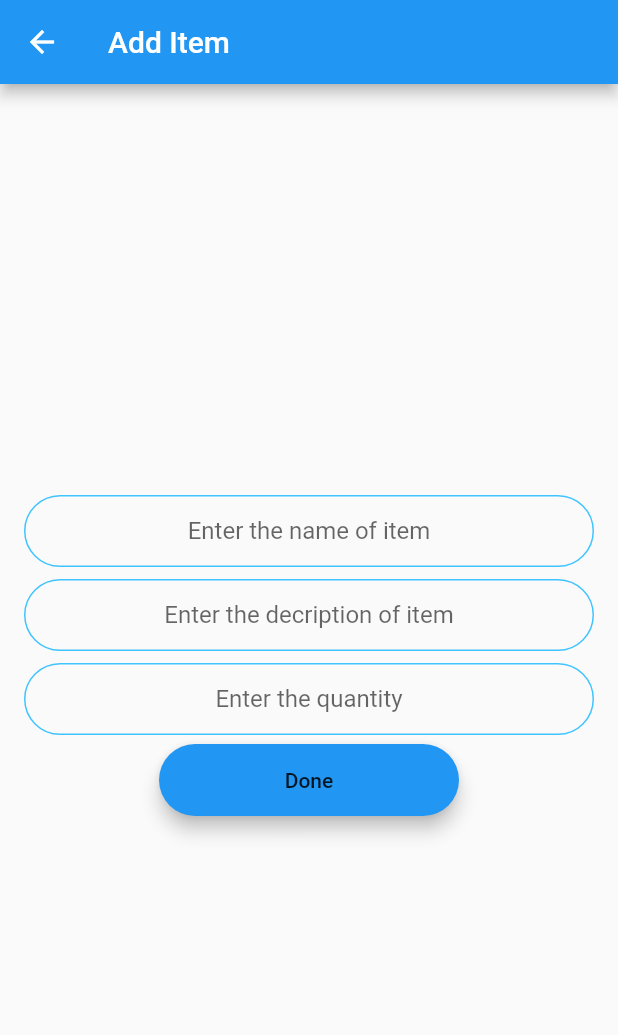
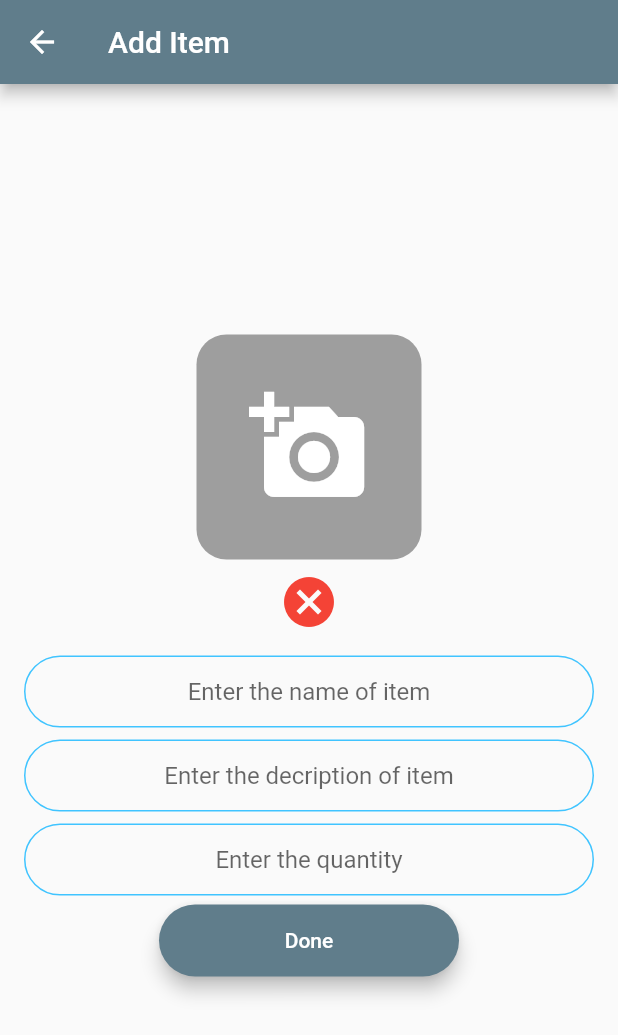
Before and after one commit to araval11/stock_management, a Flutter app: the AddItem screen opened directly with empty values, after a tap on "Done", after a tap on the "add" icon, on a phone screen of 412 x 824 dp. Shown: the top 1035 px of the screen. Run offline on Flutter 3.47's test engine with Material 2 defaults, Android fonts, the phone set to English and light mode, and no system bars; our stand-ins replace bloc, cloud_firestore, equatable, firebase_auth, firebase_core, flutter_bloc and 4 more; accounts and stored records are empty.

Commit message:
image picker is done

```diff
--- a/lib/bloc/statemanagement_bloc.dart
+++ b/lib/bloc/statemanagement_bloc.dart
@@ -1,4 +1,5 @@
 import 'package:bloc/bloc.dart';
+import 'package:cloud_firestore/cloud_firestore.dart';
 import 'package:equatable/equatable.dart';
 import 'package:stock_management/models/items.dart';
 part 'statemanagement_event.dart';
@@ -6,21 +7,23 @@ part 'statemanagement_state.dart';
 
 class StatemanagementBloc
     extends Bloc<StatemanagementEvent, StatemanagementState> {
-  List<Item> items = [];
+  String itemname = 'default';
+  String quantity = 'default';
+  String description = 'default';
+  int length = 0;
+  List<Item> itemsdata = [];
+  final _firestore = FirebaseFirestore.instance;
   StatemanagementBloc() : super(Initialstate()) {
     on<adddata>(_addData);
     on<register>(_register);
   }
 
   void _addData(adddata, emit) async {
-    items.add(
-      Item(
-          name: adddata.itemname,
-          description: adddata.description,
-          quantity: adddata.quantity),
-    );
-
-    emit(LoadDatastate(items: items));
+    await _firestore.collection('item').add({
+      'description': adddata.description,
+      'itemname': adddata.itemname,
+      'quantity': adddata.quantity
+    });
   }
 
   void _register(register, emit) {}
--- a/lib/bloc/statemanagement_state.dart
+++ b/lib/bloc/statemanagement_state.dart
@@ -9,10 +9,6 @@ abstract class StatemanagementState extends Equatable {
 
 class Initialstate extends StatemanagementState {}
 
-class LoadDatastate extends StatemanagementState {
-  final List<Item> items;
-
-  LoadDatastate({required this.items});
-}
+class LoadDatastate extends StatemanagementState {}
 
 class Transactionstate extends StatemanagementState {}
--- a/lib/components/round_button.dart
+++ b/lib/components/round_button.dart
@@ -20,6 +20,7 @@ class RoundButton extends StatelessWidget {
           height: 42.0,
           child: Text(
             title,
+            style: TextStyle(color: Colors.white),
           ),
         ),
       ),
--- a/lib/main.dart
+++ b/lib/main.dart
@@ -5,8 +5,9 @@ import 'package:stock_management/bloc/statemanagement_bloc.dart';
 import 'package:stock_management/screens/splash_screen.dart';
 
 void main() async {
+  WidgetsFlutterBinding.ensureInitialized();
+  await Firebase.initializeApp();
   runApp(const MyApp());
-  await Firebase.initializeApp();
 }
 
 class MyApp extends StatelessWidget {
--- a/lib/models/items.dart
+++ b/lib/models/items.dart
@@ -1,7 +1,10 @@
 class Item {
-  final String name;
+  final String itemname;
   final String description;
   final String quantity;
 
-  Item({required this.name, required this.description, required this.quantity});
+  Item(
+      {required this.itemname,
+      required this.description,
+      required this.quantity});
 }
--- a/lib/screens/add_item.dart
+++ b/lib/screens/add_item.dart
@@ -1,13 +1,17 @@
+import 'dart:io';
+
 import 'package:flutter/material.dart';
+import 'package:flutter/services.dart';
 import 'package:flutter_bloc/flutter_bloc.dart';
+import 'package:image_picker/image_picker.dart';
 import 'package:stock_management/bloc/statemanagement_bloc.dart';
 import '../components/round_button.dart';
 import '../utilities/constants.dart';
 import 'home_screen.dart';
 
 class AddItem extends StatefulWidget {
-  final String email;
-  final String name;
+  final String? email;
+  final String? name;
   AddItem({required this.email, required this.name});
   @override
   State<AddItem> createState() => _AddItemState();
@@ -15,15 +19,28 @@ class AddItem extends StatefulWidget {
 
 class _AddItemState extends State<AddItem> {
   String itemName = 'default';
+  String description = 'default';
+  String quantity = 'default';
+  File? image;
+  Future pickImage(ImageSource source) async {
+    try {
+      final image = await ImagePicker().pickImage(source: source);
+      if (image == null) return;
 
-  String description = 'default';
-
-  String quantity = 'default';
+      final imagetemporary = File(image.path);
+      setState(() {
+        this.image = imagetemporary;
+      });
+    } on PlatformException catch (e) {
+      print('Failed to pick image $e');
+    }
+  }
 
   @override
   Widget build(BuildContext context) {
     return Scaffold(
       appBar: AppBar(
+        backgroundColor: Colors.blueGrey,
         title: Text('Add Item'),
       ),
       body: Padding(
@@ -31,6 +48,85 @@ class _AddItemState extends State<AddItem> {
         child: Column(
           mainAxisAlignment: MainAxisAlignment.center,
           children: [
+            Container(
+              decoration: BoxDecoration(
+                  color: Colors.grey,
+                  borderRadius: BorderRadius.all(Radius.circular(20.0))),
+              height: 150,
+              width: 150,
+              child: IconButton(
+                onPressed: () {
+                  showModalBottomSheet(
+                      context: context,
+                      builder: (BuildContext context) {
+                        return Container(
+                          padding: EdgeInsets.all(10.0),
+                          height: 150.0,
+                          child: Column(
+                            mainAxisAlignment: MainAxisAlignment.center,
+                            children: [
+                              InkWell(
+                                onTap: () {
+                                  setState(() {
+                                    pickImage(ImageSource.camera);
+                                    Navigator.pop(context);
+                                  });
+                                },
+                                child: Row(
+                                  children: [
+                                    Icon(Icons.camera),
+                                    SizedBox(width: 20),
+                                    Text('Camera')
+                                  ],
+                                ),
+                              ),
+                              SizedBox(height: 10),
+                              Divider(),
+                              SizedBox(height: 10),
+                              InkWell(
+                                onTap: () {
+                                  setState(() {
+                                    pickImage(ImageSource.gallery);
+                                    Navigator.pop(context);
+                                  });
+                                },
+                                child: Row(
+                                  children: [
+                                    Icon(Icons.photo_album),
+                                    SizedBox(width: 20),
+                                    Text('Gallery')
+                                  ],
+                                ),
+                              )
+                            ],
+                          ),
+                        );
+                      });
+                },
+                icon: image != null
+                    ? Image.file(
+                        image!,
+                        fit: BoxFit.cover,
+                      )
+                    : Icon(Icons.add_a_photo),
+                iconSize: 80.0,
+                color: Colors.white,
+              ),
+            ),
+            IconButton(
+              splashRadius: 25.0,
+              onPressed: () {
+                setState(() {
+                  image = null;
+                });
+              },
+              icon: Icon(Icons.cancel),
+              iconSize: 40.0,
+              color: Colors.red,
+            ),
+            SizedBox(
+              height: 8.0,
+            ),
             TextField(
                 textAlign: TextAlign.center,
                 onChanged: (value) {
@@ -62,7 +158,7 @@ class _AddItemState extends State<AddItem> {
                   ktextfielddecoration.copyWith(hintText: 'Enter the quantity'),
             ),
             RoundButton(
-                colour: Colors.blue,
+                colour: Colors.blueGrey,
                 onTap: () {
                   context.read<StatemanagementBloc>().add(
                         adddata(
--- a/lib/screens/home_screen.dart
+++ b/lib/screens/home_screen.dart
@@ -1,46 +1,40 @@
+import 'package:cloud_firestore/cloud_firestore.dart';
 import 'package:firebase_auth/firebase_auth.dart';
 import 'package:flutter/material.dart';
 import 'package:flutter_bloc/flutter_bloc.dart';
-import 'package:shared_preferences/shared_preferences.dart';
 import 'package:stock_management/bloc/statemanagement_bloc.dart';
+import 'package:stock_management/models/items.dart';
 import 'package:stock_management/screens/add_item.dart';
 import 'package:stock_management/screens/profile-screen.dart';
 
 class HomeScreen extends StatefulWidget {
-  final String email;
-  final String name;
+  final String? email;
+  final String? name;
 
   const HomeScreen({Key? key, required this.email, required this.name})
       : super(key: key);
-
   @override
   State<HomeScreen> createState() => _HomeScreenState();
 }
 
 class _HomeScreenState extends State<HomeScreen> {
   final auth = FirebaseAuth.instance;
+  List<Item> itemsdata = [];
+  String itemname = 'default';
+  String quantity = 'default';
+  String description = 'default';
+  int length = 0;
 
   @override
   void initState() {
     super.initState();
-    currentuser();
-  }
-
-  void currentuser() async {
-    final user = auth.currentUser;
-    if (user != null) {
-      SharedPreferences prefs = await SharedPreferences.getInstance();
-      prefs.setString('email', user.email.toString());
-      prefs.setString('name', user.displayName.toString());
-      prefs.setBool('isloggedin', true);
-    }
   }
 
   @override
   Widget build(BuildContext context) {
     return Scaffold(
       appBar: AppBar(
-        backgroundColor: Colors.red,
+        backgroundColor: Colors.blueGrey,
         title: Text(
           'Hello ${widget.name} !!',
           style: TextStyle(fontWeight: FontWeight.bold),
@@ -48,43 +42,47 @@ class _HomeScreenState extends State<HomeScreen> {
       ),
       body: BlocBuilder<StatemanagementBloc, StatemanagementState>(
           builder: (context, state) {
-        if (state is LoadDatastate) {
-          return Padding(
-            padding: const EdgeInsets.all(16.0),
-            child: ListView.separated(
-                itemBuilder: (_, i) {
-                  final items = state.items[i];
+        return Padding(
+          padding: const EdgeInsets.all(16.0),
+          child: StreamBuilder<QuerySnapshot>(
+            stream: FirebaseFirestore.instance.collection('item').snapshots(),
+            builder: (context, snapshot) {
+              if (!snapshot.hasData) {
+                return Center(
+                  child: CircularProgressIndicator(
+                    backgroundColor: Colors.amber,
+                  ),
+                );
+              }
+              return ListView(
+                children: snapshot.data!.docs.map((DocumentSnapshot document) {
+                  Map<String, dynamic> data =
+                      document.data()! as Map<String, dynamic>;
                   return ListTile(
-                    title: Row(
-                      mainAxisAlignment: MainAxisAlignment.spaceEvenly,
+                    title: Column(
                       children: [
-                        Text('${items.name}'),
-                        Text('${items.description}'),
-                        Text('${items.quantity}'),
+                        Row(
+                          mainAxisAlignment: MainAxisAlignment.spaceEvenly,
+                          children: [
+                            Text('Item Name: ${data['itemname']}'),
+                            Text('Description: ${data['description']}'),
+                          ],
+                        ),
+                        Text('Quantity: ${data['quantity']}'),
+                        Divider(
+                          thickness: 2.0,
+                        )
                       ],
                     ),
                   );
-                },
-                separatorBuilder: (_, i) {
-                  return Divider();
-                },
-                itemCount: state.items.length),
-          );
-        } else {
-          return ListView.separated(
-              itemBuilder: (_, i) {
-                return ListTile(
-                  title: Row(children: [Text('No Data')]),
-                );
-              },
-              separatorBuilder: (_, i) {
-                return Divider();
-              },
-              itemCount: 1);
-        }
+                }).toList(),
+              );
+            },
+          ),
+        );
       }),
       bottomNavigationBar: BottomAppBar(
-        color: Colors.red,
+        color: Colors.blueGrey,
         child: Padding(
           padding: const EdgeInsets.only(right: 10.0, left: 10.0, bottom: 8.0),
           child: Row(
@@ -94,6 +92,12 @@ class _HomeScreenState extends State<HomeScreen> {
                 iconSize: 30.0,
                 onPressed: () {},
                 icon: Icon(Icons.home),
+                color: Colors.white,
+              ),
+              IconButton(
+                iconSize: 30.0,
+                onPressed: () {},
+                icon: Icon(Icons.change_circle),
                 color: Colors.white,
               ),
               IconButton(
--- a/lib/screens/profile-screen.dart
+++ b/lib/screens/profile-screen.dart
@@ -47,7 +47,8 @@ class _ProfileScreenState extends State<ProfileScreen> {
             contact = 'you need to register your contact';
           }
           return Scaffold(
-            appBar: AppBar(title: Text('ProfileScreen')),
+            appBar: AppBar(
+                backgroundColor: Colors.blueGrey, title: Text('ProfileScreen')),
             body: Padding(
               padding: const EdgeInsets.all(16.0),
               child: Column(
@@ -66,6 +67,8 @@ class _ProfileScreenState extends State<ProfileScreen> {
                           fontSize: 20.0, fontWeight: FontWeight.bold)),
                   Center(
                     child: ElevatedButton(
+                        style:
+                            ElevatedButton.styleFrom(primary: Colors.blueGrey),
                         onPressed: () async {
                           await GoogleSignIn().signOut();
                           await auth.signOut();
--- a/pubspec.yaml
+++ b/pubspec.yaml
@@ -42,6 +42,7 @@ dependencies:
   local_auth: ^2.0.0
   flutter_bloc: ^8.0.1
   equatable: ^2.0.3
+  image_picker: ^0.8.5
 
 dev_dependencies:
   flutter_test:
```
Also changed, not shown: lib/screens/login_screen.dart (+25 -10 lines), lib/screens/splash_screen.dart (+39 -14 lines).
